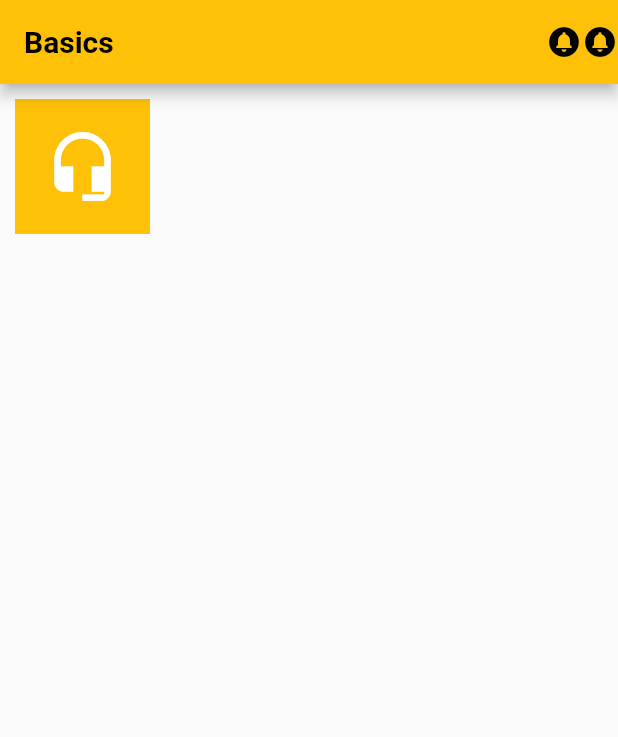
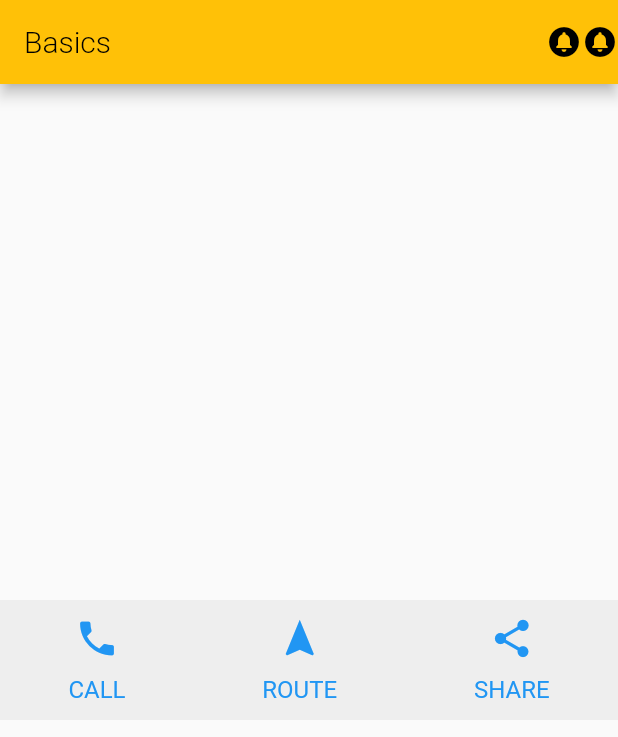
Before and after one commit to yntachmad/basic, a Flutter app: the screen it shows after launch, on a phone screen of 412 x 824 dp. Shown: the top 737 px of the screen. Run offline on Flutter 3.47's test engine with Material 2 defaults, Android fonts, the phone set to English and light mode, and no system bars.

Commit message:
update main layout

```diff
--- a/lib/main.dart
+++ b/lib/main.dart
@@ -28,7 +28,7 @@ class Home extends StatelessWidget {
         title: Text(
           "Basics",
           style: TextStyle(
-            fontWeight: FontWeight.w700,
+            fontWeight: FontWeight.w300,
           ),
         ),
         actions: [
@@ -36,16 +36,88 @@ class Home extends StatelessWidget {
           Icon(Icons.circle_notifications),
         ],
       ),
-      body: Container(
-        margin: EdgeInsets.all(10.0),
-        padding: EdgeInsets.all(20.0),
-        color: Colors.amber,
-        child: Icon(
-          Icons.headset_mic,
-          color: Colors.white,
-          size: 50.0,
+      body: Center(
+        child: Container(
+          height: 80,
+          width: double.infinity,
+          color: Colors.grey[200],
+          child: Row(
+            mainAxisAlignment: MainAxisAlignment.spaceAround,
+            mainAxisSize: MainAxisSize.max,
+            children: [
+              Column(
+                mainAxisAlignment: MainAxisAlignment.center,
+                children: [
+                  Icon(
+                    Icons.phone,
+                    size: 30,
+                    color: Colors.blue,
+                  ),
+                  SizedBox(
+                    height: 10.0,
+                  ),
+                  Text(
+                    "CALL",
+                    style: TextStyle(
+                      fontSize: 16,
+                      color: Colors.blue,
+                    ),
+                  ),
+                ],
+              ),
+              Column(
+                mainAxisAlignment: MainAxisAlignment.center,
+                children: [
+                  Icon(
+                    Icons.navigation,
+                    size: 30,
+                    color: Colors.blue,
+                  ),
+                  SizedBox(
+                    height: 10.0,
+                  ),
+                  Text("ROUTE",
+                      style: TextStyle(
+                        fontSize: 16,
+                        color: Colors.blue,
+                      )),
+                ],
+              ),
+              Cloumn1(),
+            ],
+          ),
         ),
       ),
     );
   }
 }
+
+class Cloumn1 extends StatelessWidget {
+  const Cloumn1({
+    Key key,
+  }) : super(key: key);
+
+  @override
+  Widget build(BuildContext context) {
+    return Column(
+      mainAxisAlignment: MainAxisAlignment.center,
+      children: [
+        Icon(
+          Icons.share,
+          size: 30,
+          color: Colors.blue,
+        ),
+        SizedBox(
+          height: 10.0,
+        ),
+        Text(
+          "SHARE",
+          style: TextStyle(
+            fontSize: 16,
+            color: Colors.blue,
+          ),
+        ),
+      ],
+    );
+  }
+}
```
